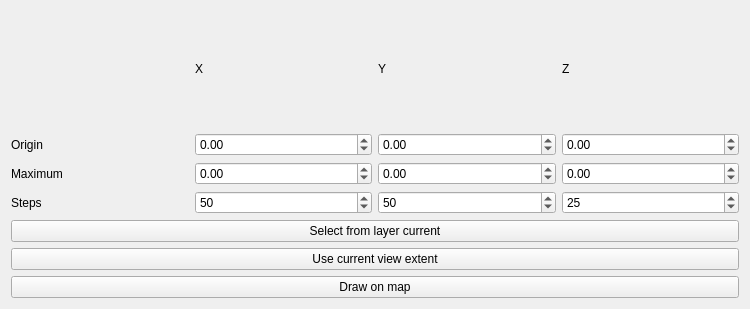
Above: loopstructural/gui/modelling/model_definition/bounding_box.ui from Loop3D/plugin_loopstructural before the change. Below: the same form after it.
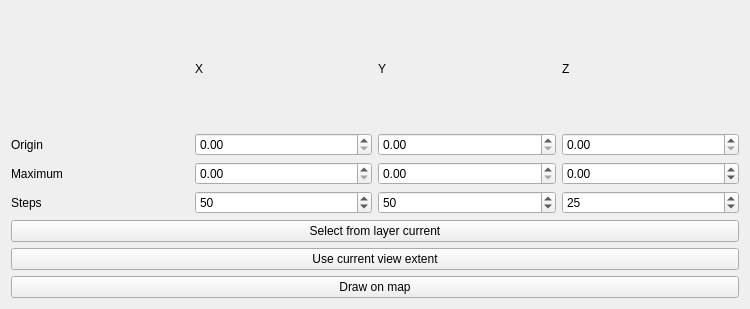
That is the form after the change.

Commit message: conecting widgets to data manager

```diff
--- a/loopstructural/gui/modelling/model_definition/bounding_box.ui
+++ b/loopstructural/gui/modelling/model_definition/bounding_box.ui
@@ -50,30 +50,30 @@
      <item row="1" column="1">
       <widget class="QDoubleSpinBox" name="originXSpinBox">
        <property name="minimum">
-        <double>-10000.000000000000000</double>
+        <double>0.000000000000000</double>
        </property>
        <property name="maximum">
-        <double>10000.000000000000000</double>
+        <double>1000000.000000000000000</double>
        </property>
       </widget>
      </item>
      <item row="1" column="2">
       <widget class="QDoubleSpinBox" name="originYSpinBox">
        <property name="minimum">
-        <double>-10000.000000000000000</double>
+        <double>0.000000000000000</double>
        </property>
        <property name="maximum">
-        <double>10000.000000000000000</double>
+        <double>1000000.000000000000000</double>
        </property>
       </widget>
      </item>
      <item row="1" column="3">
       <widget class="QDoubleSpinBox" name="originZSpinBox">
        <property name="minimum">
-        <double>-10000.000000000000000</double>
+        <double>0.000000000000000</double>
        </property>
        <property name="maximum">
-        <double>10000.000000000000000</double>
+        <double>1000000.000000000000000</double>
        </property>
       </widget>
      </item>
@@ -87,20 +87,20 @@
      <item row="2" column="1">
       <widget class="QDoubleSpinBox" name="maxXSpinBox">
        <property name="minimum">
-        <double>-10000.000000000000000</double>
+        <double>0.000000000000000</double>
        </property>
        <property name="maximum">
-        <double>10000.000000000000000</double>
+        <double>1000000.000000000000000</double>
        </property>
       </widget>
      </item>
      <item row="2" column="2">
       <widget class="QDoubleSpinBox" name="maxYSpinBox">
        <property name="minimum">
-        <double>-10000.000000000000000</double>
+        <double>0.000000000000000</double>
        </property>
        <property name="maximum">
-        <double>10000.000000000000000</double>
+        <double>1000000.000000000000000</double>
        </property>
       </widget>
      </item>
```
Left out of the diff: 6 changed lines with no effect on the pictures. The commit also changes 7 other files.
